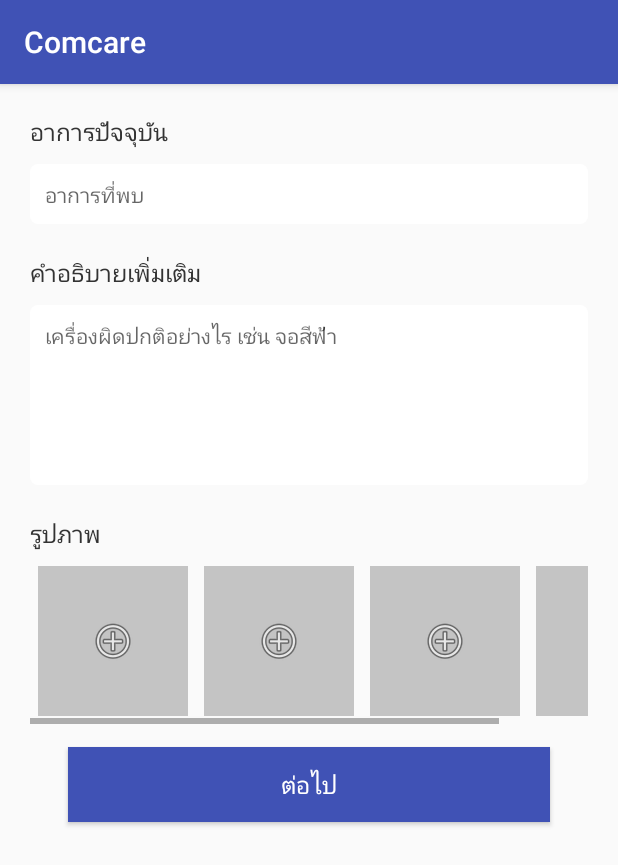
After one commit to nestjs57/ComcareCustomer, an Android app: the AddDetail screen opened directly, with no data from a screen before it, on a phone screen of 412 x 824 dp. The commit adds this screen. Shown: the top 865 px of the screen. Run offline under Robolectric (Android 15) with nearby library versions, the phone set to English and light mode, and no system bars.

Commit message:
Detail นะจ๊ะ

```diff
--- a/app/build.gradle
+++ b/app/build.gradle
@@ -41,6 +41,7 @@ dependencies {
     implementation 'com.google.android.gms:play-services:11.6.0'
     implementation 'com.google.android.gms:play-services-maps:11.6.0'
     implementation 'com.google.android.gms:play-services-location:11.6.0'
+
     compile 'com.github.tajchert:nammu:1.2.0'
     compile 'com.facebook.android:facebook-android-sdk:[4,5)'
     compile 'com.github.bumptech.glide:glide:3.7.0'
--- a/app/src/main/AndroidManifest.xml
+++ b/app/src/main/AndroidManifest.xml
@@ -26,34 +26,26 @@
         android:roundIcon="@mipmap/ic_launcher_round"
         android:supportsRtl="true"
         android:theme="@style/AppTheme">
+        <meta-data
+            android:name="com.facebook.sdk.ApplicationId"
+            android:value="@string/facebook_app_id" />
 
-
-
-
-        <meta-data android:name="com.facebook.sdk.ApplicationId"
-            android:value="@string/facebook_app_id"/>
-
-        <activity android:name="com.facebook.FacebookActivity"
-            android:configChanges=
-                "keyboard|keyboardHidden|screenLayout|screenSize|orientation"
+        <activity
+            android:name="com.facebook.FacebookActivity"
+            android:configChanges="keyboard|keyboardHidden|screenLayout|screenSize|orientation"
             android:label="@string/app_name" />
         <activity
             android:name="com.facebook.CustomTabActivity"
             android:exported="true">
             <intent-filter>
                 <action android:name="android.intent.action.VIEW" />
+
                 <category android:name="android.intent.category.DEFAULT" />
                 <category android:name="android.intent.category.BROWSABLE" />
+
                 <data android:scheme="@string/fb_login_protocol_scheme" />
             </intent-filter>
         </activity>
-
-
-
-
-
-
-
 
         <meta-data
             android:name="com.google.android.gms.version"
@@ -71,8 +63,13 @@
 
                 <category android:name="android.intent.category.LAUNCHER" />
             </intent-filter>
+
         </activity>
-        <activity android:name=".Login"></activity>
+        <activity android:name=".Login" />
+        <activity android:name=".AddDetail">
+
+
+        </activity>
     </application>
 
 </manifest>
--- /dev/null
+++ b/app/src/main/java/com/comcare/comcarecustomer/AddDetail.java
@@ -0,0 +1,16 @@
+package com.comcare.comcarecustomer;
+
+import android.support.v7.app.AppCompatActivity;
+import android.os.Bundle;
+import android.view.inputmethod.EditorInfo;
+import android.widget.EditText;
+
+public class AddDetail extends AppCompatActivity {
+
+    @Override
+    protected void onCreate(Bundle savedInstanceState) {
+        super.onCreate(savedInstanceState);
+        setContentView(R.layout.activity_add_detail);
+
+    }
+}
--- a/app/src/main/java/com/comcare/comcarecustomer/Fragment1.java
+++ b/app/src/main/java/com/comcare/comcarecustomer/Fragment1.java
@@ -148,7 +148,9 @@ public class Fragment1 extends Fragment implements GoogleMap.OnMyLocationButtonC
                     public void onConnected(Bundle bundle) {
                         mMapView.setMyLocationEnabled(true);
                         // get last location
-                        getLastLocation();
+                        try {
+                            getLastLocation();
+                        }catch (Exception e){}
 
                         // set request
                         mRequest = LocationRequest.create();
--- /dev/null
+++ b/app/src/main/res/drawable/meterial_ph_white.xml
@@ -0,0 +1,10 @@
+<?xml version="1.0" encoding="utf-8"?>
+<shape xmlns:android="http://schemas.android.com/apk/res/android">
+    <solid
+        android:color="#fff" />
+    <strok
+        android:color="#e2e2e2"
+        android:width="1dp"/>
+    <corners
+        android:radius="5dp" />
+</shape>
--- /dev/null
+++ b/app/src/main/res/layout/activity_add_detail.xml
@@ -0,0 +1,156 @@
+<?xml version="1.0" encoding="utf-8"?>
+<ScrollView xmlns:android="http://schemas.android.com/apk/res/android"
+    xmlns:app="http://schemas.android.com/apk/res-auto"
+    xmlns:tools="http://schemas.android.com/tools"
+    android:layout_width="match_parent"
+    android:layout_height="match_parent"
+    android:orientation="vertical"
+    tools:context="com.comcare.comcarecustomer.AddDetail"
+    android:padding="20dp">
+
+    <LinearLayout
+        android:layout_width="match_parent"
+        android:layout_height="wrap_content"
+        android:orientation="vertical">
+        <TextView
+            android:id="@+id/textView1"
+            android:layout_width="match_parent"
+            android:layout_height="wrap_content"
+            android:layout_marginBottom="5dp"
+            android:text="อาการปัจจุบัน"
+            android:textColor="#333"
+            android:textSize="16dp"
+            />
+
+        <EditText
+            android:id="@+id/editText1"
+            android:layout_width="match_parent"
+            android:layout_height="wrap_content"
+            android:layout_marginBottom="5dp"
+            android:layout_marginTop="5dp"
+            android:background="@drawable/meterial_ph_white"
+            android:ems="10"
+            android:hint="อาการที่พบ"
+            android:textColor="#333"
+            android:textSize="14sp"
+            android:padding="10dp"
+            android:maxLines="1"/>
+
+        <TextView
+            android:id="@+id/textview2"
+            android:layout_width="match_parent"
+            android:layout_height="wrap_content"
+            android:layout_marginBottom="5dp"
+            android:layout_marginTop="15dp"
+            android:text="คำอธิบายเพิ่มเติม"
+            android:textColor="#333"
+            android:textSize="16dp" />
+
+        <EditText
+            android:id="@+id/editText2"
+            android:layout_width="match_parent"
+            android:layout_height="120dp"
+            android:layout_marginBottom="5dp"
+            android:layout_marginTop="5dp"
+            android:background="@drawable/meterial_ph_white"
+            android:ems="10"
+            android:gravity="top"
+            android:hint="เครื่องผิดปกติอย่างไร เช่น จอสีฟ้า"
+            android:inputType="textMultiLine"
+            android:padding="10dp"
+            android:textColor="#333"
+            android:textSize="14sp"
+            android:maxLines="4"
+
+            />
+
+        <TextView
+            android:id="@+id/textview3"
+            android:layout_width="match_parent"
+            android:layout_height="wrap_content"
+            android:layout_marginBottom="5dp"
+            android:layout_marginTop="15dp"
+            android:text="รูปภาพ"
+            android:textColor="#333"
+            android:textSize="16dp" />
+
+
+
+
+
+        <HorizontalScrollView
+            android:layout_width="match_parent"
+            android:layout_height="match_parent">
+
+            <LinearLayout
+                android:layout_width="wrap_content"
+                android:layout_height="match_parent"
+                android:orientation="horizontal">
+
+                <ImageButton
+                    android:id="@+id/imageButton1"
+                    android:layout_width="100dp"
+                    android:layout_height="100dp"
+                    android:layout_gravity="center"
+                    android:layout_marginBottom="5dp"
+                    android:layout_marginTop="5dp"
+                    android:layout_marginLeft="5dp"
+                    android:layout_marginRight="5dp"
+                    android:background="@color/cardview_shadow_start_color"
+                    app:srcCompat="@android:drawable/ic_menu_add"/>
+
+                <ImageButton
+                    android:id="@+id/imageButton2"
+                    android:layout_width="100dp"
+                    android:layout_height="100dp"
+                    android:layout_gravity="center"
+                    android:layout_marginBottom="5dp"
+                    android:layout_marginTop="5dp"
+                    android:layout_marginLeft="5dp"
+                    android:layout_marginRight="5dp"
+                    android:background="@color/cardview_shadow_start_color"
+                    app:srcCompat="@android:drawable/ic_menu_add"/>
+
+                <ImageButton
+                    android:id="@+id/imageButton3"
+                    android:layout_width="100dp"
+                    android:layout_height="100dp"
+                    android:layout_gravity="center"
+                    android:layout_marginBottom="5dp"
+                    android:layout_marginTop="5dp"
+                    android:layout_marginLeft="5dp"
+                    android:layout_marginRight="5dp"
+                    android:background="@color/cardview_shadow_start_color"
+                    app:srcCompat="@android:drawable/ic_menu_add"/>
+
+                <ImageButton
+                    android:id="@+id/imageButton4"
+                    android:layout_width="100dp"
+                    android:layout_height="100dp"
+                    android:layout_gravity="center"
+                    android:layout_marginBottom="5dp"
+                    android:layout_marginTop="5dp"
+                    android:layout_marginLeft="5dp"
+                    android:layout_marginRight="5dp"
+                    android:background="@color/cardview_shadow_start_color"
+                    app:srcCompat="@android:drawable/ic_menu_add"/>
+
+
+            </LinearLayout>
+        </HorizontalScrollView>
+
+        <Button
+            android:id="@+id/button3"
+            android:layout_width="match_parent"
+            android:layout_height="50dp"
+            android:layout_marginBottom="5dp"
+            android:layout_marginLeft="25dp"
+            android:layout_marginRight="25dp"
+            android:layout_marginTop="15dp"
+            android:background="@color/colorPrimary"
+            android:text="ต่อไป"
+            android:textColor="#fff"
+            android:textSize="16sp" />
+    </LinearLayout>
+
+</ScrollView>
--- a/app/src/main/res/values/colors.xml
+++ b/app/src/main/res/values/colors.xml
@@ -1,6 +1,6 @@
 <?xml version="1.0" encoding="utf-8"?>
 <resources>
-    <color name="colorPrimary">#3f51b5</color>
+    <color name="colorPrimary">#4052b5</color>
     <color name="colorPrimaryDark">#303f9f</color>
     <color name="colorAccent">#FF4081</color>
 </resources>
```
